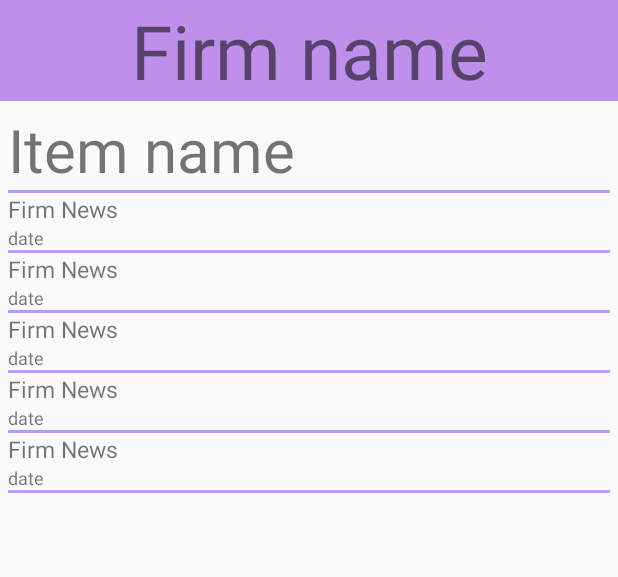
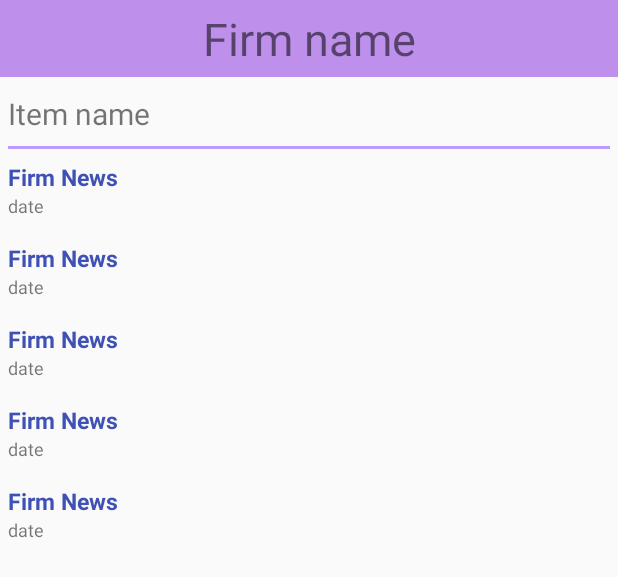
Before and after one commit to Haejoon0313/2020_Fall_Barcode_Reader, an Android app: the layout fragment_result.xml on its own in the app's theme, with its tools: preview values and no code run, on a phone screen of 412 x 824 dp. Shown: the top 577 px of the screen. Run offline under Robolectric (Android 15) with nearby library versions, the light colour scheme and no system bars.

Commit message:
Null Exception / Several News Apply / Change News View Design and Link

```diff
--- a/app/src/main/java/com/example/barcodereader/http/ServerConnection.java
+++ b/app/src/main/java/com/example/barcodereader/http/ServerConnection.java
@@ -28,9 +28,9 @@ public class ServerConnection {
                 String resultJSONData = getfromserver(barcode);
                 Bundle bun = postJSONparse(resultJSONData);
 
-                if(bun == null){
+                if(bun.getString("firmName") == "null"){
                     resultbundle.putString("firmName", "결과 없음");
-                    resultbundle.putString("itemName", null);
+                    resultbundle.putString("itemName", "제품 검색 결과 없음");
                     resultbundle.putBundle("firmNews", null);
                 }else{
                     resultbundle.putString("firmName", bun.getString("firmName"));
@@ -119,8 +119,6 @@ public class ServerConnection {
             e.printStackTrace();
         }
 
-
-
         return bundle;
     }
 
--- a/app/src/main/java/com/example/barcodereader/ui/home/ResultFragment.java
+++ b/app/src/main/java/com/example/barcodereader/ui/home/ResultFragment.java
@@ -1,5 +1,7 @@
 package com.example.barcodereader.ui.home;
 
+import android.content.Intent;
+import android.net.Uri;
 import android.os.Bundle;
 import android.view.LayoutInflater;
 import android.view.View;
@@ -27,14 +29,26 @@ public class ResultFragment extends Fragment {
         itemView.setText(getArguments().getString("itemName"));
 
         Bundle newsBundle = getArguments().getBundle("firmNews");
-        String[] newsContents;
 
-        newsContents = newsBundle.getStringArray("firmNews0");
-        final TextView newsTitle0View = root.findViewById(R.id.news_title0);
-        final TextView newsDate0View = root.findViewById(R.id.news_date0);
-        newsTitle0View.setText(newsContents[0]);
-        newsDate0View.setText(newsContents[1]);
+        if(newsBundle != null){
+            Integer[] news_title = {R.id.news_title0, R.id.news_title1, R.id.news_title2, R.id.news_title3, R.id.news_title4};
+            Integer[] news_date = {R.id.news_date0, R.id.news_date1, R.id.news_date2, R.id.news_date3, R.id.news_date4};
 
+            for(int i = 0; i < newsBundle.size(); i++){
+                String[] newsContents = newsBundle.getStringArray("firmNews"+i);
+                final TextView newsTitleView = root.findViewById(news_title[i]);
+                final TextView newsDateView = root.findViewById(news_date[i]);
+                newsTitleView.setText(newsContents[0]);
+                newsDateView.setText(newsContents[1]);
+                newsTitleView.setOnClickListener(new View.OnClickListener() {
+                    @Override
+                    public void onClick(View v) {
+                        Intent newsPageIntent = new Intent(Intent.ACTION_VIEW, Uri.parse(newsContents[2]));
+                        startActivity(newsPageIntent);
+                    }
+                });
+            }
+        }
 
         return root;
     }
--- a/app/src/main/res/layout/fragment_result.xml
+++ b/app/src/main/res/layout/fragment_result.xml
@@ -15,9 +15,11 @@
         android:layout_width="match_parent"
         android:layout_height="wrap_content"
         android:background="#BE90EC"
-        android:gravity="center"
+        android:paddingTop="5dp"
+        android:paddingBottom="5dp"
         android:text="@string/firm_name"
-        android:textSize="50sp" />
+        android:textAlignment="center"
+        android:textSize="30sp" />
 
     <ScrollView
         android:layout_width="match_parent"
@@ -33,8 +35,10 @@
                 android:id="@+id/item_name"
                 android:layout_width="match_parent"
                 android:layout_height="wrap_content"
+                android:paddingTop="5dp"
+                android:paddingBottom="8dp"
                 android:text="@string/item_name"
-                android:textSize="40sp" />
+                android:textSize="20sp" />
 
             <View
                 android:layout_width="match_parent"
@@ -45,112 +49,102 @@
                 android:id="@+id/news_title0"
                 android:layout_width="match_parent"
                 android:layout_height="match_parent"
+                android:paddingTop="8dp"
                 android:text="@string/firm_news"
                 android:textAlignment="viewStart"
-                android:textSize="15sp" />
+                android:textColor="#3F51B5"
+                android:textSize="15sp"
+                android:textStyle="bold" />
 
             <TextView
                 android:id="@+id/news_date0"
                 android:layout_width="match_parent"
                 android:layout_height="match_parent"
+                android:paddingBottom="8dp"
                 android:text="@string/date"
                 android:textAlignment="viewStart"
                 android:textSize="12sp" />
-
-            <View
-                android:id="@+id/view15"
-                android:layout_width="match_parent"
-                android:layout_height="2dp"
-                android:background="@color/colorPrimaryDark" />
 
             <TextView
                 android:id="@+id/news_title1"
                 android:layout_width="match_parent"
                 android:layout_height="match_parent"
+                android:paddingTop="8dp"
                 android:text="@string/firm_news"
                 android:textAlignment="viewStart"
-                android:textSize="15sp" />
+                android:textColor="#3F51B5"
+                android:textSize="15sp"
+                android:textStyle="bold" />
 
             <TextView
                 android:id="@+id/news_date1"
                 android:layout_width="match_parent"
                 android:layout_height="match_parent"
+                android:paddingBottom="8dp"
                 android:text="@string/date"
                 android:textAlignment="viewStart"
                 android:textSize="12sp" />
-
-            <View
-                android:id="@+id/view11"
-                android:layout_width="match_parent"
-                android:layout_height="2dp"
-                android:background="@color/colorPrimaryDark" />
 
             <TextView
                 android:id="@+id/news_title2"
                 android:layout_width="match_parent"
                 android:layout_height="match_parent"
+                android:paddingTop="8dp"
                 android:text="@string/firm_news"
                 android:textAlignment="viewStart"
-                android:textSize="15sp" />
+                android:textColor="#3F51B5"
+                android:textSize="15sp"
+                android:textStyle="bold" />
 
             <TextView
                 android:id="@+id/news_date2"
                 android:layout_width="match_parent"
                 android:layout_height="match_parent"
+                android:paddingBottom="8dp"
                 android:text="@string/date"
                 android:textAlignment="viewStart"
                 android:textSize="12sp" />
-
-            <View
-                android:id="@+id/view12"
-                android:layout_width="match_parent"
-                android:layout_height="2dp"
-                android:background="@color/colorPrimaryDark" />
 
             <TextView
                 android:id="@+id/news_title3"
                 android:layout_width="match_parent"
                 android:layout_height="match_parent"
+                android:paddingTop="8dp"
                 android:text="@string/firm_news"
                 android:textAlignment="viewStart"
-                android:textSize="15sp" />
+                android:textColor="#3F51B5"
+                android:textSize="15sp"
+                android:textStyle="bold" />
 
             <TextView
                 android:id="@+id/news_date3"
                 android:layout_width="match_parent"
                 android:layout_height="match_parent"
+                android:paddingBottom="8dp"
                 android:text="@string/date"
                 android:textAlignment="viewStart"
                 android:textSize="12sp" />
-
-            <View
-                android:id="@+id/view13"
-                android:layout_width="match_parent"
-                android:layout_height="2dp"
-                android:background="@color/colorPrimaryDark" />
 
             <TextView
                 android:id="@+id/news_title4"
                 android:layout_width="match_parent"
                 android:layout_height="match_parent"
+                android:paddingTop="8dp"
                 android:text="@string/firm_news"
                 android:textAlignment="viewStart"
-                android:textSize="15sp" />
+                android:textColor="#3F51B5"
+                android:textSize="15sp"
+                android:textStyle="bold" />
 
             <TextView
                 android:id="@+id/news_date4"
                 android:layout_width="match_parent"
                 android:layout_height="match_parent"
+                android:paddingBottom="8dp"
                 android:text="@string/date"
                 android:textAlignment="viewStart"
                 android:textSize="12sp" />
 
-            <View
-                android:id="@+id/view16"
-                android:layout_width="match_parent"
-                android:layout_height="2dp"
-                android:background="@color/colorPrimaryDark" />
-
         </LinearLayout>
     </ScrollView>
 </LinearLayout>
```
